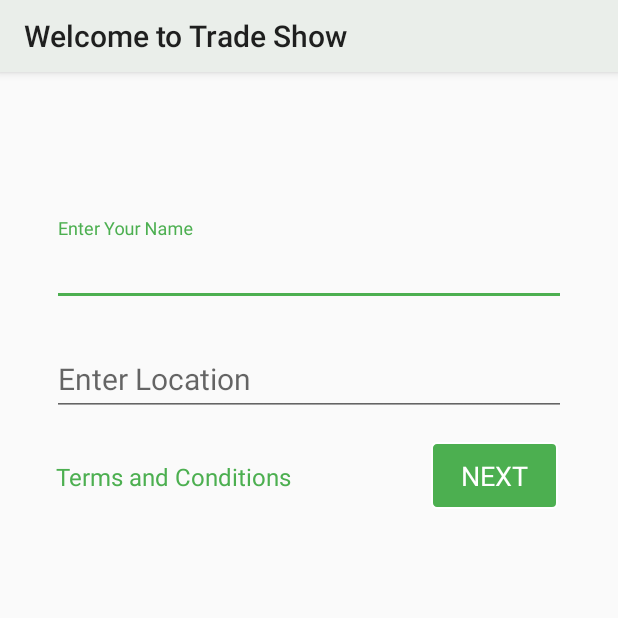
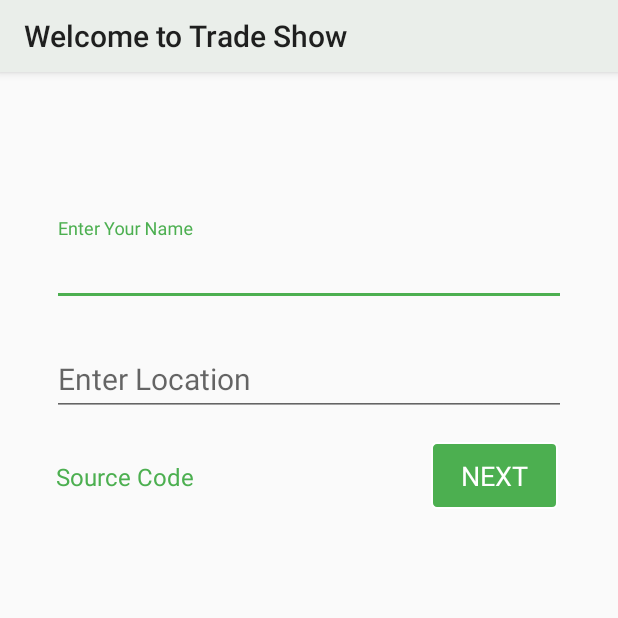
Before and after one commit to wasim1201/ImageSaver, an Android app: the HomePageActivity screen opened directly, with no data from a screen before it, on a phone screen of 412 x 824 dp, the top half of it. Run offline under Robolectric (Android 15) with nearby library versions, the phone set to English and light mode, and no system bars.

Commit message:
source code link update

```diff
--- a/app/src/main/res/layout/activity_main.xml
+++ b/app/src/main/res/layout/activity_main.xml
@@ -59,7 +59,7 @@
 
         <TextView
             android:id="@+id/termsCondition"
-            android:text="Terms and Conditions"
+            android:text="Source Code"
             android:textColor="@color/colorPrimary"
             android:layout_width="wrap_content"
             android:layout_alignBaseline="@+id/submit"
```
